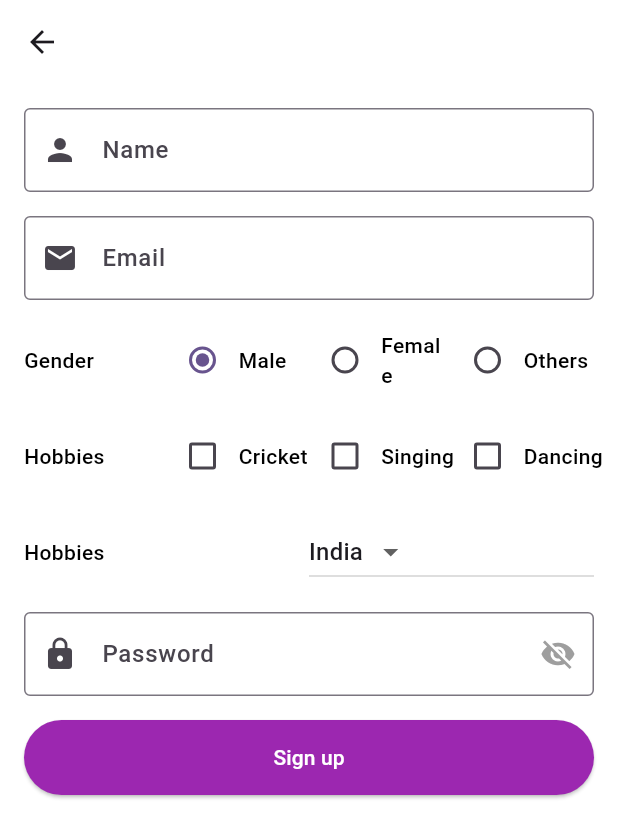
After one commit to xbadal/Flutter-Tranning, a Flutter app: the screen it shows after launch, after a tap on "Sign up", on a phone screen of 412 x 824 dp. The commit adds this screen. Shown: the top 838 px of the screen. Run offline on Flutter 3.47's test engine with Material 3 defaults, Android fonts, the light colour scheme and no system bars; our stand-ins replace fluttertoast, google_fonts, shared_preferences; network calls fail.

Commit message:
Radio Group, Checkbox, Dropdown

```diff
--- a/profile_screen/lib/main.dart
+++ b/profile_screen/lib/main.dart
@@ -2,6 +2,7 @@ import 'package:flutter/material.dart';
 import 'package:profile_screen/screen/login/login_screen.dart';
 import 'package:profile_screen/screen/main/main_screen.dart';
 import 'package:profile_screen/screen/splash/splash_screen.dart';
+import 'package:profile_screen/stateful_life_cycle.dart';
 
 void main() {
   runApp(const MyApp());
@@ -22,13 +23,13 @@ class MyApp extends StatelessWidget {
         '/login': (BuildContext context) => LoginScreen(),
         '/splash': (BuildContext context) => const SplashScreen(),
       },
-      initialRoute: '/splash',
+      // initialRoute: '/splash',
       navigatorKey: navigatorKey,
       theme: ThemeData(
         colorScheme: ColorScheme.fromSeed(seedColor: Colors.deepPurple),
         useMaterial3: true,
       ),
-      // home: LoginScreen(),
+      home: SplashScreen(),
     );
   }
 }
--- a/profile_screen/lib/screen/home/home_page.dart
+++ b/profile_screen/lib/screen/home/home_page.dart
@@ -78,6 +78,9 @@ class HomePage extends StatelessWidget {
                 ),
               ),
             ),
+            const SizedBox(
+              height: 16.0,
+            ),
           ],
         ),
       ),
--- a/profile_screen/lib/screen/login/login_screen.dart
+++ b/profile_screen/lib/screen/login/login_screen.dart
@@ -3,6 +3,7 @@ import 'dart:ui';
 import 'package:flutter/material.dart';
 import 'package:fluttertoast/fluttertoast.dart';
 import 'package:profile_screen/screen/main/main_screen.dart';
+import 'package:profile_screen/screen/signup/sign_up.dart';
 import 'package:shared_preferences/shared_preferences.dart';
 
 class LoginScreen extends StatefulWidget {
@@ -95,6 +96,25 @@ class _LoginScreenState extends State<LoginScreen> {
                     "Login",
                     style: TextStyle(color: Colors.white),
                   )),
+            ),
+            const SizedBox(
+              height: 16,
+            ),
+            Row(
+              mainAxisAlignment: MainAxisAlignment.center,
+              children: [
+                Text("Dont Have an Account"),
+                SizedBox(
+                  width: 4.0,
+                ),
+                TextButton(
+                  onPressed: () {
+                    Navigator.push(context,
+                        MaterialPageRoute(builder: (context) => SignUp()));
+                  },
+                  child: Text("Sign up"),
+                ),
+              ],
             )
           ],
         ),
--- /dev/null
+++ b/profile_screen/lib/screen/signup/checkbox_widget.dart
@@ -0,0 +1,26 @@
+import 'package:flutter/material.dart';
+
+import '../../style/text_style.dart';
+
+class CheckboxWidget extends StatelessWidget {
+  CheckboxWidget(
+      {super.key, this.value, required this.onChange, required this.title});
+
+  final dynamic value;
+  Function(dynamic) onChange;
+
+  final String title;
+
+  @override
+  Widget build(BuildContext context) {
+    return Row(
+      children: [
+        Checkbox(value: value, onChanged: (value) => onChange(value)),
+        Text(
+          title,
+          style: robotoTextStyle(),
+        ),
+      ],
+    );
+  }
+}
--- /dev/null
+++ b/profile_screen/lib/screen/signup/radio_widget.dart
@@ -0,0 +1,36 @@
+import 'package:flutter/material.dart';
+
+import '../../style/text_style.dart';
+
+class RadioWidget extends StatelessWidget {
+  RadioWidget(
+      {super.key,
+      this.value,
+      this.groupValue,
+      required this.onChange,
+      required this.title});
+
+  final dynamic value;
+  final dynamic groupValue;
+  Function(dynamic) onChange;
+
+  final String title;
+
+  @override
+  Widget build(BuildContext context) {
+    return Row(
+      children: [
+        Radio(
+            value: value,
+            groupValue: groupValue,
+            onChanged: (value) => onChange(value)),
+        Expanded(
+          child: Text(
+            title,
+            style: robotoTextStyle(),
+          ),
+        ),
+      ],
+    );
+  }
+}
--- /dev/null
+++ b/profile_screen/lib/screen/signup/sign_up.dart
@@ -0,0 +1,269 @@
+import 'package:flutter/material.dart';
+import 'package:profile_screen/screen/signup/radio_widget.dart';
+import 'package:profile_screen/style/text_style.dart';
+
+import 'checkbox_widget.dart';
+
+class SignUp extends StatefulWidget {
+  const SignUp({super.key});
+
+  @override
+  State<SignUp> createState() => _SignUpState();
+}
+
+class _SignUpState extends State<SignUp> {
+  final TextEditingController nameController = TextEditingController();
+  final TextEditingController emailController = TextEditingController();
+
+  final TextEditingController passwordController = TextEditingController();
+
+  bool hidePassword = true;
+  int selectedGender = 0;
+  bool isCricketChecked = false;
+  bool isDanceChecked = false;
+  bool isSingingChecked = false;
+
+  List<String> country = ["India", "Nepal", "UK", "USA", "Dubai"];
+
+  String selectedCounty = '';
+
+  @override
+  void initState() {
+    // TODO: implement initState
+    super.initState();
+
+    selectedCounty = country[0];
+  }
+
+  @override
+  Widget build(BuildContext context) {
+    return Scaffold(
+      backgroundColor: Colors.white,
+      appBar: AppBar(
+        backgroundColor: Colors.white,
+      ),
+      body: Container(
+        width: double.infinity,
+        padding: const EdgeInsets.all(16.0),
+        child: Column(
+          children: [
+            TextField(
+              keyboardType: TextInputType.text,
+              controller: nameController,
+              onChanged: (String text) {},
+              decoration: const InputDecoration(
+                  prefixIcon: Icon(Icons.person),
+                  labelText: 'Name',
+                  border: OutlineInputBorder()),
+            ),
+            const SizedBox(
+              height: 16,
+            ),
+            TextField(
+              keyboardType: TextInputType.emailAddress,
+              controller: emailController,
+              onChanged: (String text) {
+                print(text);
+              },
+              decoration: const InputDecoration(
+                  prefixIcon: Icon(Icons.email),
+                  labelText: 'Email',
+                  border: OutlineInputBorder()),
+            ),
+            const SizedBox(
+              height: 16,
+            ),
+            Row(
+              children: [
+                Expanded(
+                  flex: 1,
+                  child: Text(
+                    "Gender",
+                    style: robotoTextStyle(),
+                  ),
+                ),
+                Expanded(
+                    flex: 3,
+                    child: Row(
+                      children: [
+                        Expanded(
+                          child: RadioWidget(
+                            value: 0,
+                            groupValue: selectedGender,
+                            onChange: (value) {
+                              setState(() {
+                                selectedGender = value;
+                              });
+                            },
+                            title: "Male",
+                          ),
+                        ),
+                        Expanded(
+                            child: RadioWidget(
+                          value: 1,
+                          groupValue: selectedGender,
+                          onChange: (value) {
+                            setState(() {
+                              selectedGender = value;
+                            });
+                          },
+                          title: "Female",
+                        )),
+                        Expanded(
+                            child: RadioWidget(
+                          value: 2,
+                          groupValue: selectedGender,
+                          onChange: (value) {
+                            setState(() {
+                              selectedGender = value;
+                            });
+                          },
+                          title: "Others",
+                        )),
+                      ],
+                    ))
+              ],
+            ),
+            const SizedBox(
+              height: 16,
+            ),
+            Row(
+              children: [
+                Expanded(
+                  flex: 1,
+                  child: Text(
+                    "Hobbies",
+                    style: robotoTextStyle(),
+                  ),
+                ),
+                Expanded(
+                    flex: 3,
+                    child: Row(
+                      children: [
+                        Expanded(
+                            child: CheckboxWidget(
+                          title: "Cricket",
+                          value: isCricketChecked,
+                          onChange: (value) {
+                            setState(() {
+                              isCricketChecked = value;
+                            });
+                          },
+                        )),
+                        Expanded(
+                            child: CheckboxWidget(
+                          title: "Singing",
+                          value: isSingingChecked,
+                          onChange: (value) {
+                            setState(() {
+                              isSingingChecked = value;
+                            });
+                          },
+                        )),
+                        Expanded(
+                            child: CheckboxWidget(
+                          title: "Dancing",
+                          value: isDanceChecked,
+                          onChange: (value) {
+                            setState(() {
+                              isDanceChecked = value;
+                            });
+                          },
+                        )),
+                      ],
+                    ))
+              ],
+            ),
+            const SizedBox(
+              height: 16,
+            ),
+            Row(
+              children: [
+                Expanded(
+                  flex: 1,
+                  child: Text(
+                    "Hobbies",
+                    style: robotoTextStyle(),
+                  ),
+                ),
+                Expanded(
+                  child: DropdownButton<String>(
+                      value: selectedCounty,
+                      items: country
+                          .map((c) => DropdownMenuItem(
+                                value: c,
+                                child: Text(c),
+                              ))
+                          .toList(),
+                      onChanged: (value) {
+                        setState(() {
+                          selectedCounty = value!;
+                        });
+                      }),
+                )
+              ],
+            ),
+            const SizedBox(
+              height: 16,
+            ),
+            TextField(
+              keyboardType: TextInputType.visiblePassword,
+              controller: passwordController,
+              onChanged: (String text) {
+                print(text);
+              },
+              obscureText: hidePassword,
+              decoration: InputDecoration(
+                  prefixIcon: const Icon(Icons.lock),
+                  suffixIcon: IconButton(
+                      onPressed: () {
+                        setState(() {
+                          hidePassword = !hidePassword;
+                        });
+                      },
+                      icon: hidePassword
+                          ? const Icon(
+                              Icons.visibility_off,
+                              color: Colors.grey,
+                            )
+                          : const Icon(
+                              Icons.visibility,
+                              color: Colors.green,
+                            )),
+                  labelText: 'Password',
+                  border: const OutlineInputBorder()),
+            ),
+            const SizedBox(
+              height: 16,
+            ),
+            SizedBox(
+              width: MediaQuery.of(context).size.width,
+              height: 50.0,
+              child: ElevatedButton(
+                  onPressed: () => {},
+                  style:
+                      ElevatedButton.styleFrom(backgroundColor: Colors.purple),
+                  child: const Text(
+                    "Sign up",
+                    style: TextStyle(color: Colors.white),
+                  )),
+            ),
+          ],
+        ),
+      ),
+    );
+  }
+
+  List<DropdownMenuItem<String>> _getDrowdownItem() {
+    List<DropdownMenuItem<String>> items = [];
+
+    for (int i = 0; i < country.length; i++) {
+      items.add(DropdownMenuItem<String>(
+        value: country[i],
+        child: Text(country[i]),
+      ));
+    }
+
+    return items;
+  }
+}
--- a/profile_screen/lib/stateful_life_cycle.dart
+++ b/profile_screen/lib/stateful_life_cycle.dart
@@ -1,6 +1,8 @@
 import 'package:flutter/material.dart';
 
 class ProfileStatePage extends StatefulWidget {
+
+
   @override
   State<StatefulWidget> createState() {
     // TODO: implement createState
@@ -16,6 +18,11 @@ class ProfileState extends State<StatefulWidget> {
     super.initState();
 
     print("================ initState ");
+  }
+  @override
+  void didChangeDependencies() {
+    // TODO: implement didChangeDependencies
+    super.didChangeDependencies();
   }
 
   @override
@@ -47,6 +54,13 @@ class ProfileState extends State<StatefulWidget> {
   }
 
   @override
+  void didUpdateWidget(covariant StatefulWidget oldWidget) {
+    // TODO: implement didUpdateWidget
+    super.didUpdateWidget(oldWidget);
+  }
+
+
+  @override
   void deactivate() {
     print("================ deactivate ");
     super.deactivate();
```
Also changed, not shown: profile_screen/pubspec.lock.
